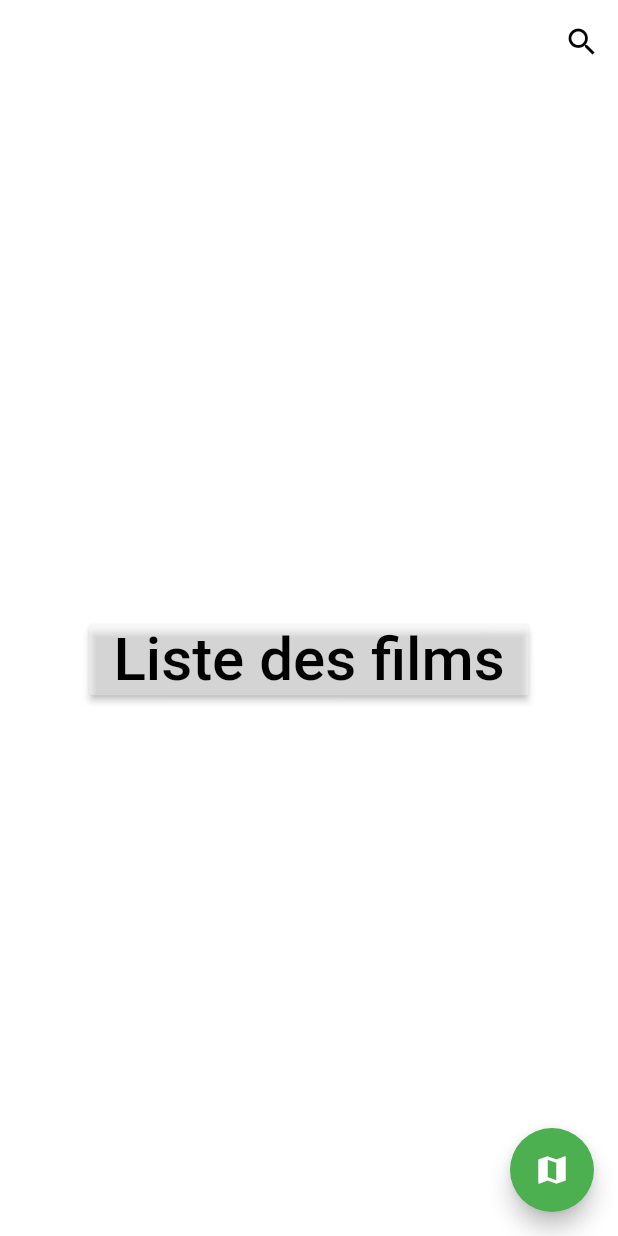
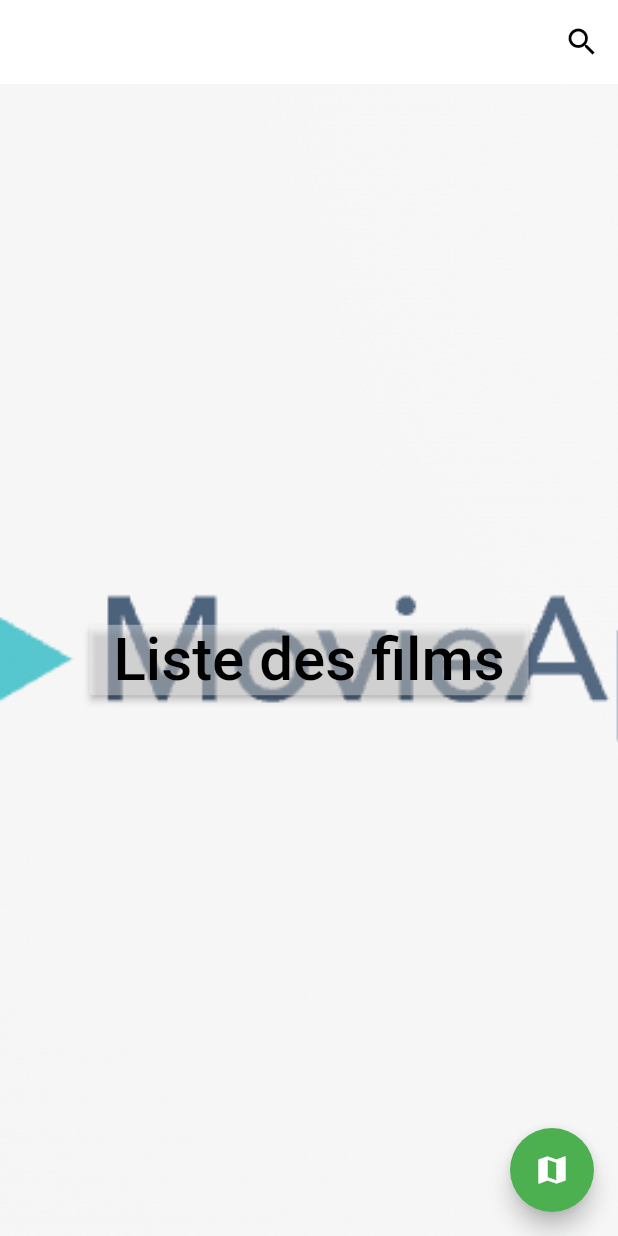
Before and after one commit to Theo-lbg/projetmobilelicence, a Flutter app: the screen it shows after launch, on a phone screen of 412 x 824 dp. Run offline on Flutter 3.47's test engine with Material 2 defaults, Android fonts, the phone set to English and light mode, and no system bars; our stand-ins replace google_maps_flutter.

Commit message:
adding background

```diff
--- a/lib/pages/accueil.dart
+++ b/lib/pages/accueil.dart
@@ -9,8 +9,7 @@ class accueil extends StatefulWidget {
 }
 
 class _accueilState extends State<accueil> {
-  Color _color = Colors
-      .white; //je definie la couleur de fond afin ensuite de la mettre transparente
+  Color _color = Colors.white; //je definie la couleur de fond afin ensuite de la mettre transparente
   Icon _loupe = Icon(Icons.search, color: Colors.black);
   Icon _map = Icon(Icons.map, color: Colors.white);
 
@@ -33,6 +32,11 @@ class _accueilState extends State<accueil> {
       body: Container(
         //Image en Background
         width: double.infinity,
+        decoration: const BoxDecoration(
+          image: DecorationImage(
+              image: AssetImage("Asset/icon/SplashScreen.png"),
+              fit: BoxFit.cover),
+        ),
         child: Column(
           mainAxisAlignment: MainAxisAlignment.center,
           children: <Widget>[
```
